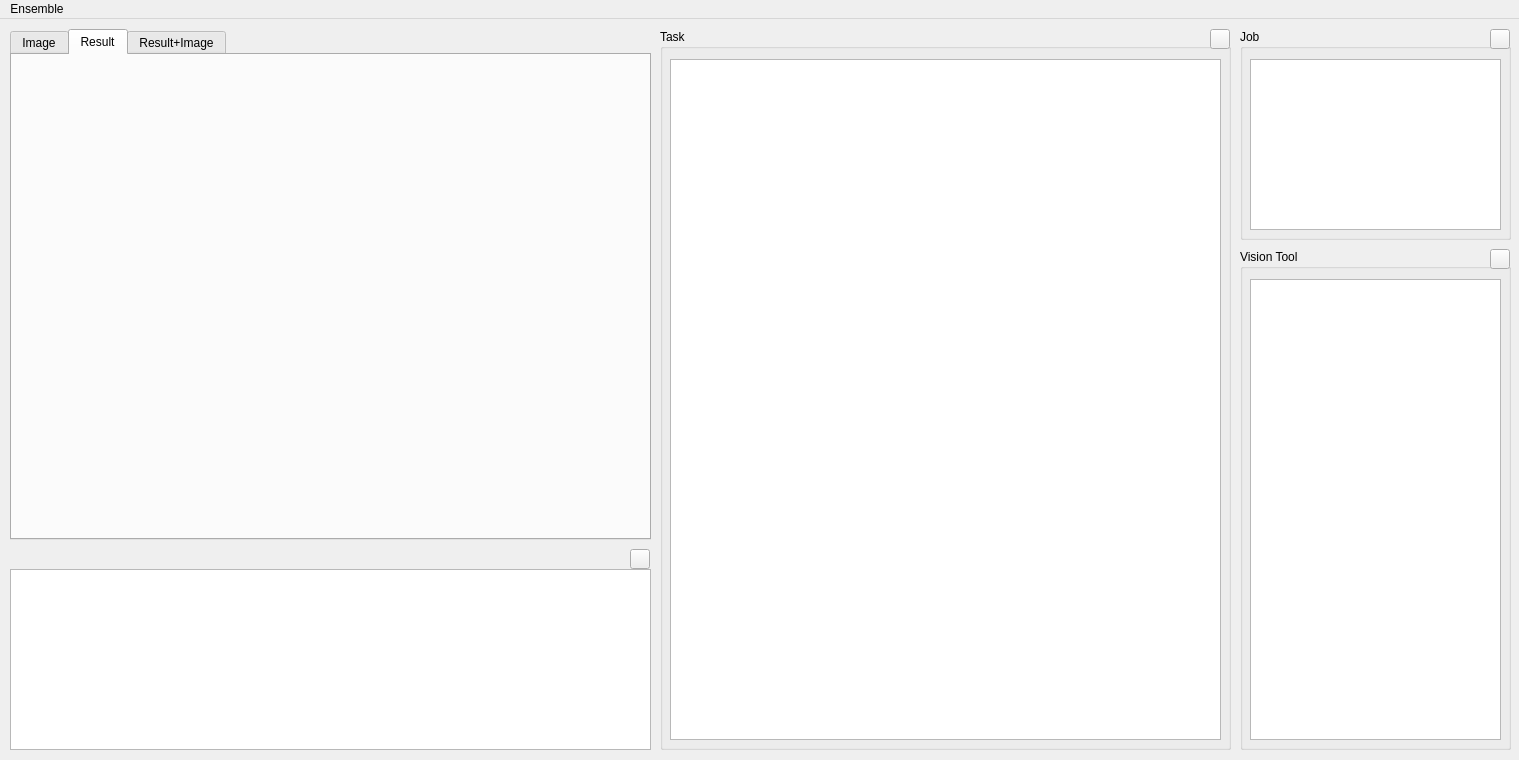
First picture: the form in ui/mainwindow.ui, repository rendezvue/ViNet, before the edit.
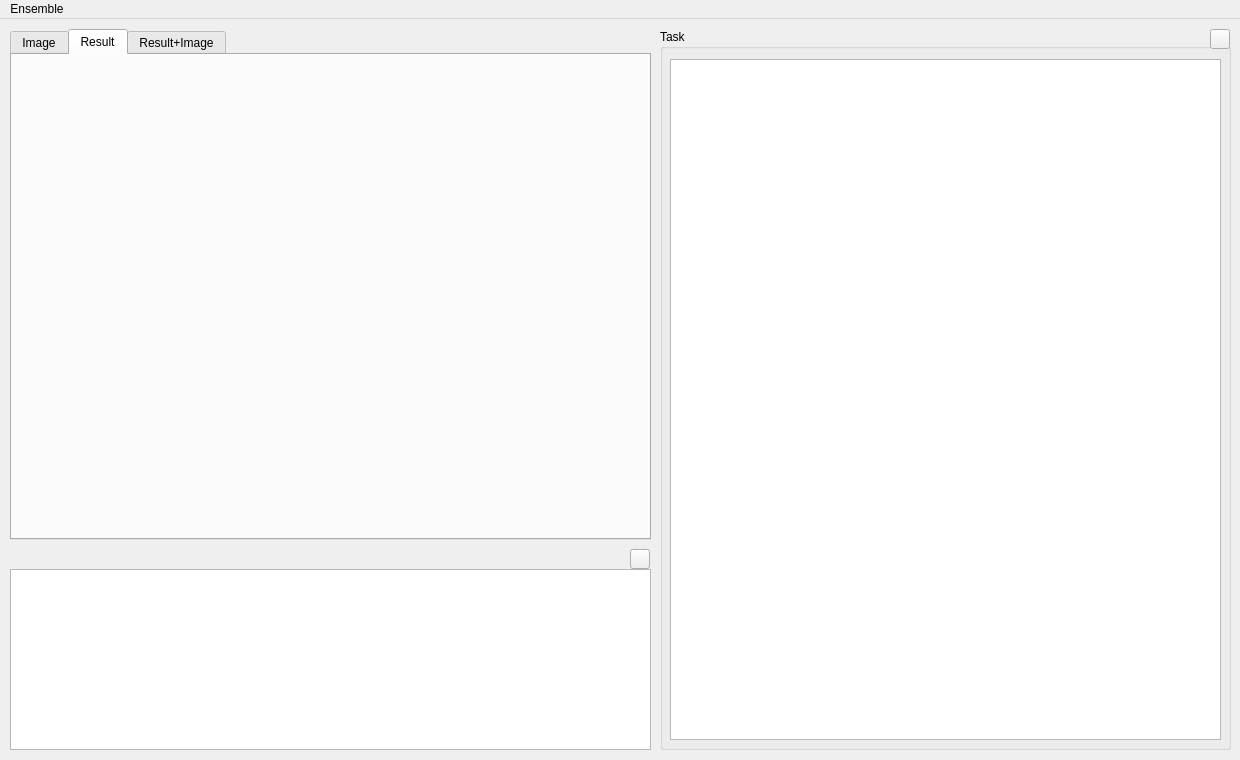
Second picture: the form after the edit. Icons and pictures are not drawn. Custom widgets are drawn as their Qt base class.

Commit message: Deleted Job / Tool List.

```diff
--- a/ui/mainwindow.ui
+++ b/ui/mainwindow.ui
@@ -6,7 +6,7 @@
    <rect>
     <x>0</x>
     <y>0</y>
-    <width>1519</width>
+    <width>1240</width>
     <height>760</height>
    </rect>
   </property>
@@ -214,104 +214,6 @@
      <zorder>merge</zorder>
     </widget>
    </widget>
-   <widget class="QGroupBox" name="groupBox">
-    <property name="geometry">
-     <rect>
-      <x>1240</x>
-      <y>10</y>
-      <width>271</width>
-      <height>211</height>
-     </rect>
-    </property>
-    <property name="title">
-     <string>Job</string>
-    </property>
-    <widget class="CToolList" name="listWidget_items_job">
-     <property name="geometry">
-      <rect>
-       <x>10</x>
-       <y>30</y>
-       <width>251</width>
-       <height>171</height>
-      </rect>
-     </property>
-     <property name="dragEnabled">
-      <bool>true</bool>
-     </property>
-     <property name="dragDropOverwriteMode">
-      <bool>false</bool>
-     </property>
-     <property name="dragDropMode">
-      <enum>QAbstractItemView::DragOnly</enum>
-     </property>
-    </widget>
-    <widget class="QPushButton" name="pushButton_update_job">
-     <property name="geometry">
-      <rect>
-       <x>250</x>
-       <y>0</y>
-       <width>20</width>
-       <height>20</height>
-      </rect>
-     </property>
-     <property name="text">
-      <string/>
-     </property>
-     <property name="icon">
-      <iconset resource="../resource.qrc">
-       <normaloff>:/icons/image/icons/refresh.png</normaloff>:/icons/image/icons/refresh.png</iconset>
-     </property>
-    </widget>
-   </widget>
-   <widget class="QGroupBox" name="groupBox_2">
-    <property name="geometry">
-     <rect>
-      <x>1240</x>
-      <y>230</y>
-      <width>271</width>
-      <height>501</height>
-     </rect>
-    </property>
-    <property name="title">
-     <string>Vision Tool</string>
-    </property>
-    <widget class="CToolList" name="listWidget_items">
-     <property name="geometry">
-      <rect>
-       <x>10</x>
-       <y>30</y>
-       <width>251</width>
-       <height>461</height>
-      </rect>
-     </property>
-     <property name="dragEnabled">
-      <bool>true</bool>
-     </property>
-     <property name="dragDropOverwriteMode">
-      <bool>false</bool>
-     </property>
-     <property name="dragDropMode">
-      <enum>QAbstractItemView::DragOnly</enum>
-     </property>
-    </widget>
-    <widget class="QPushButton" name="pushButton_update_tool">
-     <property name="geometry">
-      <rect>
-       <x>250</x>
-       <y>0</y>
-       <width>20</width>
-       <height>20</height>
-      </rect>
-     </property>
-     <property name="text">
-      <string/>
-     </property>
-     <property name="icon">
-      <iconset resource="../resource.qrc">
-       <normaloff>:/icons/image/icons/refresh.png</normaloff>:/icons/image/icons/refresh.png</iconset>
-     </property>
-    </widget>
-   </widget>
    <widget class="QGroupBox" name="groupBox_3">
     <property name="geometry">
      <rect>
@@ -404,7 +306,7 @@
     <rect>
      <x>0</x>
      <y>0</y>
-     <width>1519</width>
+     <width>1240</width>
      <height>22</height>
     </rect>
    </property>
@@ -435,11 +337,6 @@
  </widget>
  <layoutdefault spacing="6" margin="11"/>
  <customwidgets>
-  <customwidget>
-   <class>CToolList</class>
-   <extends>QListWidget</extends>
-   <header>ctoollist.h</header>
-  </customwidget>
   <customwidget>
    <class>CJobTree</class>
    <extends>QTreeWidget</extends>
```
The commit also changes 3 other files.
